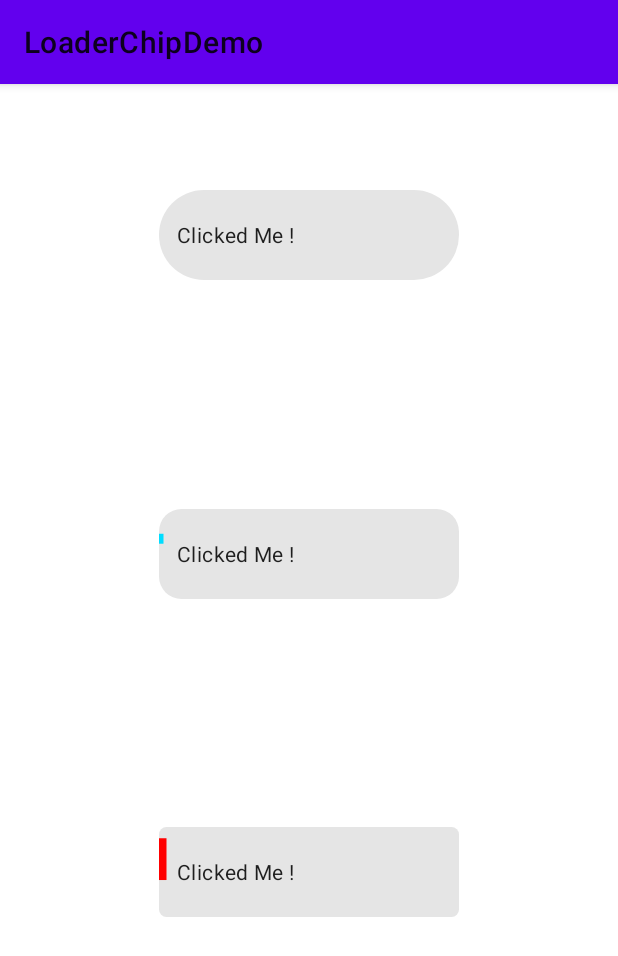
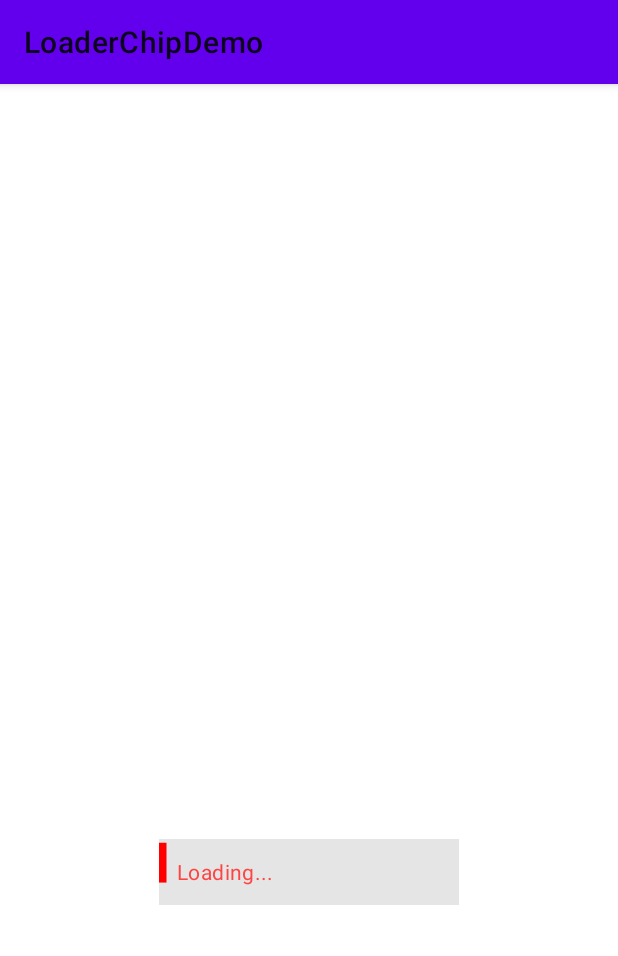
Before and after one commit to AbhinavChauhan97/LoaderChip, an Android app: the screen it shows after launch (MainActivity), after a tap on "Clicked Me !", on a phone screen of 412 x 824 dp. Shown: the top 956 px of the screen. Run offline under Robolectric (Android 15) with nearby library versions, the phone set to English and light mode, and no system bars; our stand-ins replace data binding.

Commit message:
give optional text while loading

```diff
--- a/app/src/main/java/com/abhinav/chouhan/loaderchipdemo/MainActivity.kt
+++ b/app/src/main/java/com/abhinav/chouhan/loaderchipdemo/MainActivity.kt
@@ -2,6 +2,8 @@ package com.abhinav.chouhan.loaderchipdemo
 
 import androidx.appcompat.app.AppCompatActivity
 import android.os.Bundle
+import android.os.Handler
+import android.os.Looper
 import com.abhinav.chouhan.loaderchip.LoaderChip
 import com.abhinav.chouhan.loaderchipdemo.databinding.ActivityMainBinding
 
@@ -16,6 +18,8 @@ class MainActivity : AppCompatActivity() {
     }
 
     fun load(){
-       binding.loaderChip.startLoading()
+       Handler(Looper.getMainLooper()).postDelayed({ binding.loaderChip.stopLoading()},3000 )
+        binding.loaderChip.stopLoading()
+       // Handler(Looper.getMainLooper()).postDelayed({ binding.loaderChip.startLoading()},3000 )
     }
 }
--- /dev/null
+++ b/app/src/main/java/com/abhinav/chouhan/loaderchipdemo/Tv.kt
@@ -0,0 +1,22 @@
+package com.abhinav.chouhan.loaderchipdemo
+
+import android.content.Context
+import android.graphics.Canvas
+import android.graphics.Color
+import android.graphics.Paint
+import android.util.AttributeSet
+import android.widget.Button
+import android.widget.CheckBox
+import android.widget.CompoundButton
+import android.widget.TextView
+import androidx.appcompat.widget.AppCompatCheckBox
+import com.google.android.material.chip.Chip
+
+class MyChip (context: Context,attributeSet: AttributeSet) : Chip(context,attributeSet){
+
+    override fun onDraw(canvas: Canvas) {
+        super.onDraw(canvas)
+        //just want to draw a diagonal line
+        canvas.drawLine(0f,0f,width/1f,height/1f,paint)
+    }
+}
--- a/app/src/main/res/layout/activity_main.xml
+++ b/app/src/main/res/layout/activity_main.xml
@@ -12,15 +12,20 @@
     android:layout_height="match_parent"
     tools:context=".MainActivity">
 
+
+
+
     <com.abhinav.chouhan.loaderchip.LoaderChip
-        android:id="@+id/loaderChip3"
+        android:id="@+id/loaderChip"
         android:layout_width="200dp"
         android:layout_height="60dp"
         android:text="Clicked Me !"
         app:lapDuration="2000"
         app:loaderWidth="5dp"
+        app:loadingTextColor="@android:color/holo_red_light"
+        app:loadingText="Loading..."
         app:loaderStyle="bounce"
-        app:chipCornerRadius="5dp"
+        app:chipCornerRadius="0dp"
         app:reverseEffect="true"
         app:layout_constraintVertical_bias="0.7"
         android:onClick="@{v -> activity.load()}"
@@ -29,41 +34,41 @@
         app:layout_constraintRight_toRightOf="parent"
         app:layout_constraintTop_toTopOf="parent" />
 
-    <com.abhinav.chouhan.loaderchip.LoaderChip
-        android:id="@+id/loaderChip2"
-        android:layout_width="200dp"
-        android:layout_height="60dp"
-        android:text="Clicked Me !"
-        app:lapDuration="3000"
-        app:loaderWidth="8dp"
-        app:loaderStyle="overshoot"
-        app:reverseEffect="true"
-        app:loaderColor="@android:color/holo_blue_bright"
-        app:loaderColorStart="@android:color/holo_blue_bright"
-        app:loaderColorEnd="@android:color/holo_red_light"
-        android:onClick="@{v -> activity.load()}"
-        app:layout_constraintVertical_bias="0.1"
-        app:layout_constraintBottom_toBottomOf="parent"
-        app:layout_constraintLeft_toLeftOf="parent"
-        app:layout_constraintRight_toRightOf="parent"
-        app:layout_constraintTop_toTopOf="parent" />
+<!--    <com.abhinav.chouhan.loaderchip.LoaderChip-->
+<!--        android:id="@+id/loaderChip2"-->
+<!--        android:layout_width="200dp"-->
+<!--        android:layout_height="60dp"-->
+<!--        android:text="Clicked Me !"-->
+<!--        app:lapDuration="3000"-->
+<!--        app:loaderWidth="8dp"-->
+<!--        app:loaderStyle="overshoot"-->
+<!--        app:reverseEffect="true"-->
+<!--        app:loaderColor="@android:color/holo_blue_bright"-->
+<!--        app:loaderColorStart="@android:color/holo_blue_bright"-->
+<!--        app:loaderColorEnd="@android:color/holo_red_light"-->
+<!--        android:onClick="@{v -> activity.load()}"-->
+<!--        app:layout_constraintVertical_bias="0.1"-->
+<!--        app:layout_constraintBottom_toBottomOf="parent"-->
+<!--        app:layout_constraintLeft_toLeftOf="parent"-->
+<!--        app:layout_constraintRight_toRightOf="parent"-->
+<!--        app:layout_constraintTop_toTopOf="parent" />-->
 
-    <com.abhinav.chouhan.loaderchip.LoaderChip
-        android:id="@+id/loaderChip"
-        android:layout_width="200dp"
-        android:layout_height="60dp"
-        android:text="Clicked Me !"
-        app:lapDuration="2000"
-        app:loaderWidth="3dp"
-        app:reverseEffect="true"
-        app:chipCornerRadius="15dp"
-        app:layout_constraintVertical_bias="0.4"
-        app:loaderColor="@android:color/holo_blue_bright"
-        android:onClick="@{v -> activity.load()}"
-        app:layout_constraintBottom_toBottomOf="parent"
-        app:layout_constraintLeft_toLeftOf="parent"
-        app:layout_constraintRight_toRightOf="parent"
-        app:layout_constraintTop_toTopOf="parent" />
+<!--    <com.abhinav.chouhan.loaderchip.LoaderChip-->
+<!--        android:id="@+id/loaderChip"-->
+<!--        android:layout_width="200dp"-->
+<!--        android:layout_height="60dp"-->
+<!--        android:text="Clicked Me !"-->
+<!--        app:lapDuration="2000"-->
+<!--        app:loaderWidth="3dp"-->
+<!--        app:reverseEffect="true"-->
+<!--        app:chipCornerRadius="15dp"-->
+<!--        app:layout_constraintVertical_bias="0.4"-->
+<!--        app:loaderColor="@android:color/holo_blue_bright"-->
+<!--        android:onClick="@{v -> activity.load()}"-->
+<!--        app:layout_constraintBottom_toBottomOf="parent"-->
+<!--        app:layout_constraintLeft_toLeftOf="parent"-->
+<!--        app:layout_constraintRight_toRightOf="parent"-->
+<!--        app:layout_constraintTop_toTopOf="parent" />-->
 
 </androidx.constraintlayout.widget.ConstraintLayout>
 </layout>
--- a/loaderchip/src/main/java/com/abhinav/chouhan/loaderchip/LoaderChip.kt
+++ b/loaderchip/src/main/java/com/abhinav/chouhan/loaderchip/LoaderChip.kt
@@ -3,6 +3,7 @@ package com.abhinav.chouhan.loaderchip
 
 import android.animation.ValueAnimator
 import android.content.Context
+import android.content.res.ColorStateList
 import android.graphics.*
 import android.util.AttributeSet
 import android.view.View
@@ -16,7 +17,7 @@ import com.google.android.material.chip.Chip
 import kotlin.math.abs
 
 
-class LoaderChip @JvmOverloads constructor(
+open class LoaderChip @JvmOverloads constructor(
     context: Context,
     attributeSet: AttributeSet? = null,
     defStyleAttr: Int = 0
@@ -29,6 +30,10 @@ class LoaderChip @JvmOverloads constructor(
     var lapDuration = 2000L
     var loaderWidth = 5f
     var loaderColor = Color.RED
+    var loadingTextColor:Int? =  null
+    private var originalText = ""
+    private var originalTextColor:ColorStateList? = null
+    var loadingText:String? = null
     private var loaderStart = 0f
     private var loaderEnd = 0f
     var loaderStartColor = -1
@@ -46,9 +51,10 @@ class LoaderChip @JvmOverloads constructor(
         isAntiAlias = true
         style = Paint.Style.STROKE
     }
+    init {
 
-    init {
-        setEnsureMinTouchTargetSize(false)
+        //setEnsureMinTouchTargetSize(false)
+
         super.setOnClickListener {
             wrappedClickListener?.onClick(it)
             if (shouldStartLoadingOnClick) {
@@ -62,6 +68,7 @@ class LoaderChip @JvmOverloads constructor(
                 defStyleAttr,
                 0
             )
+
             reverseEffectEnabled = ta.getBoolean(R.styleable.LoaderChip_reverseEffect,false)
             when (ta.getInt(R.styleable.LoaderChip_loaderStyle, 7)) {
                 1 -> {
@@ -99,6 +106,8 @@ class LoaderChip @JvmOverloads constructor(
             loaderPaint.strokeWidth = loaderWidth
             lapDuration = ta.getInteger(R.styleable.LoaderChip_lapDuration, 2000).toLong()
             shouldStartLoadingOnClick = ta.getBoolean(R.styleable.LoaderChip_loadOnClick, true)
+            loadingText = ta.getString(R.styleable.LoaderChip_loadingText)
+            loadingTextColor = ta.getColor(R.styleable.LoaderChip_loadingTextColor,Color.GRAY)
             if (ta.hasValue(R.styleable.LoaderChip_loaderColorStart) && ta.hasValue(R.styleable.LoaderChip_loaderColorEnd)) {
                 loaderStartColor = ta.getColor(R.styleable.LoaderChip_loaderColorStart, Color.WHITE)
                 loaderEndColor = ta.getColor(R.styleable.LoaderChip_loaderColorEnd, Color.WHITE)
@@ -110,8 +119,10 @@ class LoaderChip @JvmOverloads constructor(
         }
     }
 
+
     override fun onDraw(canvas: Canvas) {
         super.onDraw(canvas)
+
         with(canvas) {
             if (shouldLoad) {
                 loaderPath.reset()
@@ -127,41 +138,51 @@ class LoaderChip @JvmOverloads constructor(
 
 
     fun stopLoading() {
-        shouldLoad = false
-        loaderAnimator.end()
+        if(shouldLoad) {
+            shouldLoad = false
+            text = originalText
+            setTextColor(originalTextColor)
+            loaderAnimator.end()
+        }
     }
 
 
     fun startLoading() {
-        shouldLoad = true
+        if(!shouldLoad) {
+            shouldLoad = true
+            handleText()
+            setupPaths()
+            handleGradient()
+            setupAnimator()
+        }
+    }
+
+    private fun handleText(){
+        if(loadingText != null) {
+            originalText = text.toString()
+            text = loadingText
+            originalTextColor = textColors
+            loadingTextColor?.let { setTextColor(it) }
+        }
+    }
+
+    private fun setupPaths(){
         borderPath = Path().apply {
+            val halfStrokeWidth = loaderPaint.strokeWidth / 2f
             addRoundRect(
-                0f + loaderPaint.strokeWidth / 2,
-                0f + loaderPaint.strokeWidth / 2,
-                width.toFloat() - loaderPaint.strokeWidth / 2,
-                height.toFloat() - loaderPaint.strokeWidth / 2,
-                if (chipCornerRadius == 0f) height / 2f else chipCornerRadius,
-                if (chipCornerRadius == 0f) height / 2f else chipCornerRadius,
+                chipDrawable.bounds.left.toFloat() + halfStrokeWidth,
+                chipDrawable.bounds.top.toFloat() + halfStrokeWidth ,
+                chipDrawable.bounds.right.toFloat() - halfStrokeWidth,
+                chipDrawable.bounds.bottom.toFloat() - halfStrokeWidth,
+                chipCornerRadius,
+                chipCornerRadius,
                 Path.Direction.CCW
             )
         }
+        pathMeasure = PathMeasure(borderPath, true)
+    }
 
-
-        pathMeasure = PathMeasure(borderPath, true)
-
-        if (drawingGradient) {
-            loaderPaint.shader = LinearGradient(
-                0f,
-                0f,
-                pathMeasure.length / 3f,
-                loaderWidth,
-                loaderStartColor,
-                loaderEndColor,
-                Shader.TileMode.CLAMP
-            )
-        } else {
-            loaderPaint.color = loaderColor
-        }
+    private fun setupAnimator(){
         loaderAnimator = ValueAnimator.ofFloat(0f, 1f).apply {
             duration = lapDuration
             this.interpolator = this@LoaderChip.interpolator
@@ -184,4 +205,21 @@ class LoaderChip @JvmOverloads constructor(
         }
         loaderAnimator.start()
     }
+
+
+    private fun handleGradient() {
+        if (drawingGradient) {
+            loaderPaint.shader = LinearGradient(
+                0f,
+                0f,
+                pathMeasure.length / 3f,
+                loaderWidth,
+                loaderStartColor,
+                loaderEndColor,
+                Shader.TileMode.CLAMP
+            )
+        } else {
+            loaderPaint.color = loaderColor
+        }
+    }
 }
--- a/loaderchip/src/main/res/values/attrs.xml
+++ b/loaderchip/src/main/res/values/attrs.xml
@@ -8,6 +8,8 @@
         <attr name="loaderColorStart" format="color"/>
         <attr name="loaderColorEnd" format="color"/>
         <attr name="reverseEffect" format="boolean"/>
+        <attr name="loadingText" format="string"/>
+        <attr name="loadingTextColor" format="color"/>
         <attr name="loaderStyle" format="enum">
             <enum name="fastOutSlowIn" value="1" />
             <enum name="overshoot" value="2"/>
```
